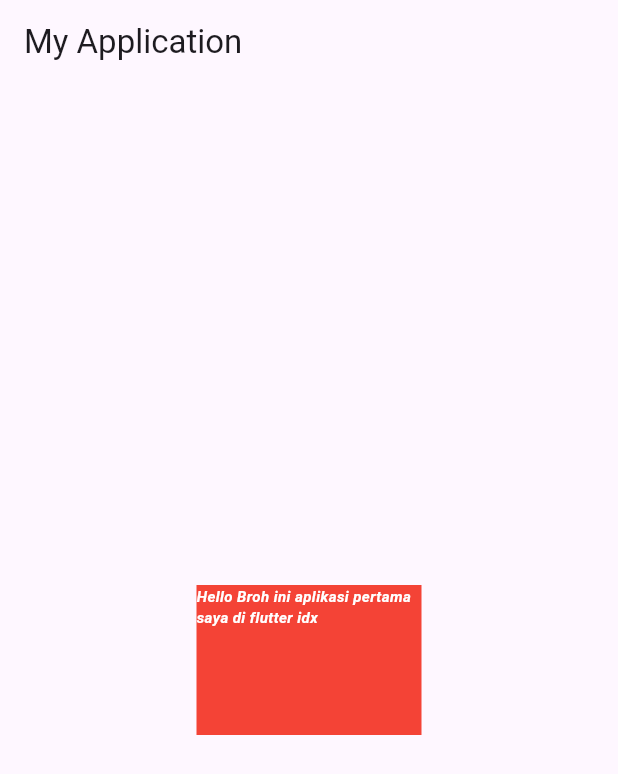
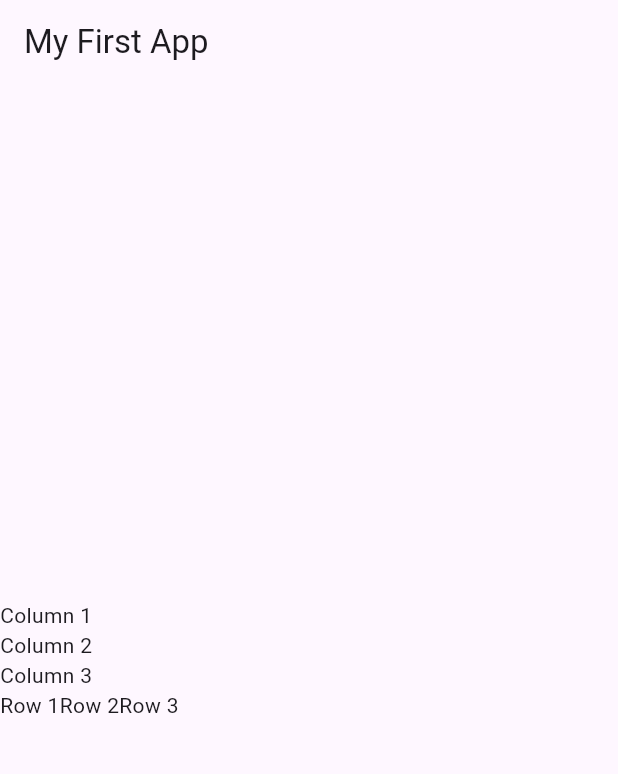
Before and after one commit to MYusron12/my-application-flutter, a Flutter app: the screen it shows after launch, on a phone screen of 412 x 824 dp. Shown: the top 774 px of the screen. Run offline on Flutter 3.47's test engine with Material 3 defaults, Android fonts, the phone set to English and light mode, and no system bars.

Commit message:
widget column dan row

```diff
--- a/lib/main.dart
+++ b/lib/main.dart
@@ -10,20 +10,23 @@ class MyApp extends StatelessWidget {
   Widget build(BuildContext context) {
     return MaterialApp(
       home: Scaffold(
-        appBar: AppBar(title: const Text('My Application')),
-        body: Center(
-            child: Container(
-                color: Colors.red,
-                width: 150,
-                height: 100,
-                child: const Text(
-                  'Hello Broh ini aplikasi pertama saya di flutter idx',
-                  style: TextStyle(
-                      color: Colors.white,
-                      fontStyle: FontStyle.italic,
-                      fontWeight: FontWeight.bold, fontSize: 10),
-                ))),
-      ),
+          appBar: AppBar(
+            title: const Text('My First App'),
+          ),
+          body: const Column(
+            mainAxisAlignment: MainAxisAlignment.center,
+            crossAxisAlignment: CrossAxisAlignment.start,
+            children: <Widget>[
+              Text('Column 1'),
+              Text('Column 2'),
+              Text('Column 3'),
+              Row(children: <Widget>[
+                Text('Row 1'),
+                Text('Row 2'),
+                Text('Row 3'),
+              ])
+            ],
+          )),
     );
   }
 }
```
